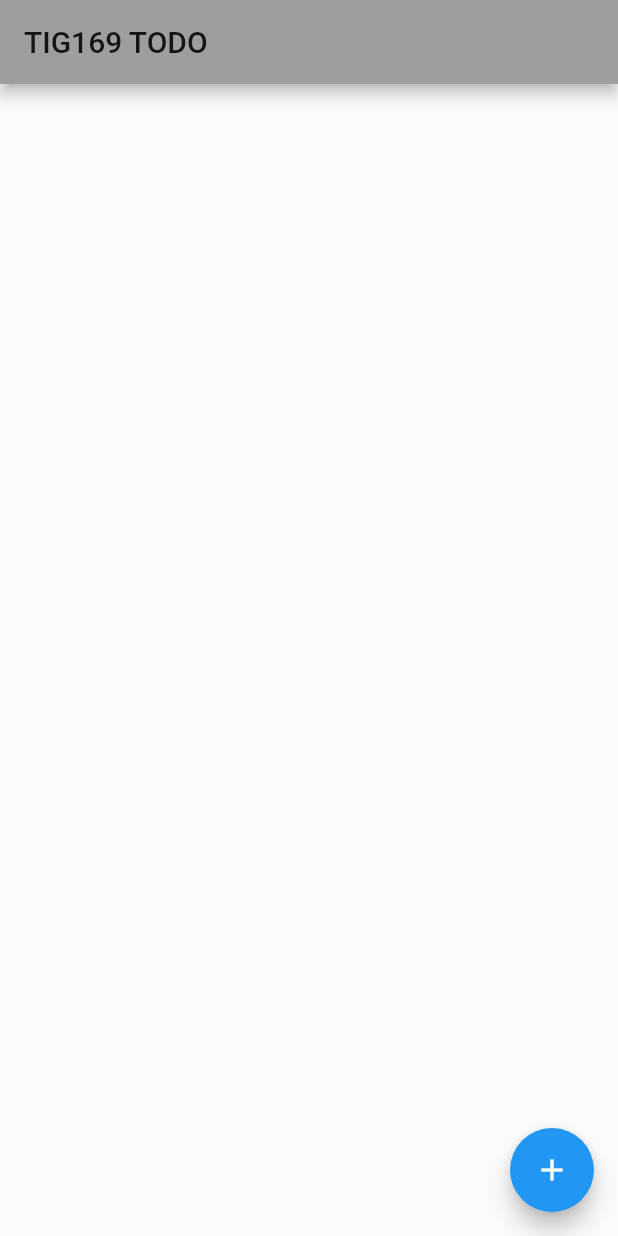
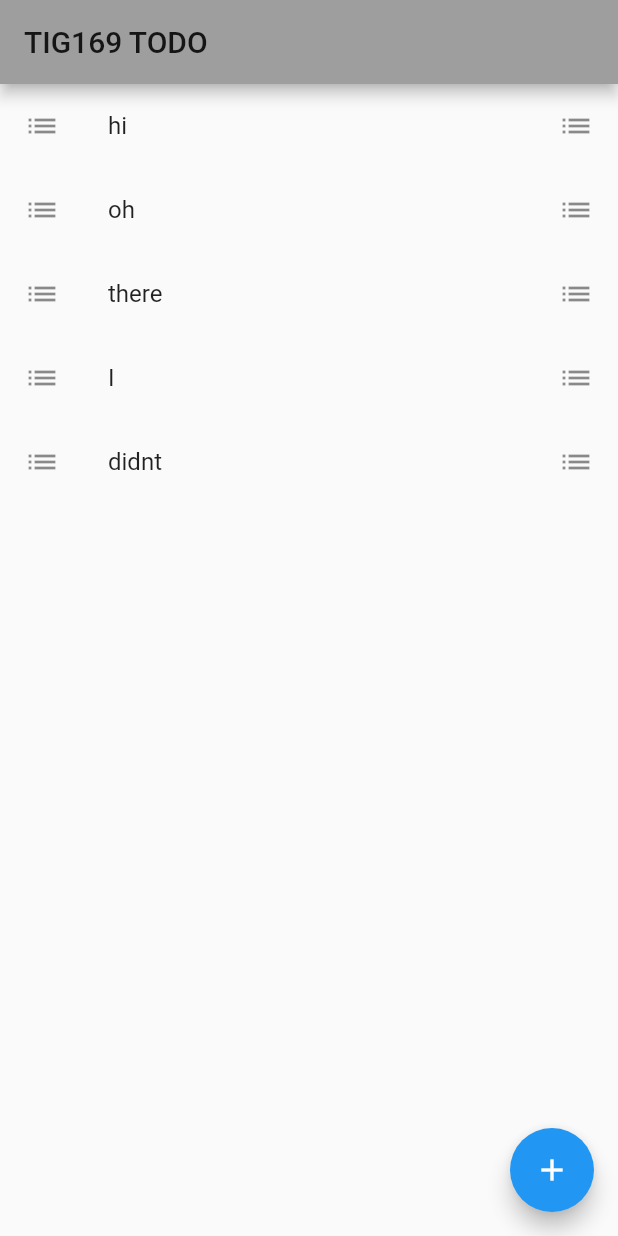
Before and after one commit to IngelaRossing/flutterAssignment, a Flutter app: the screen it shows after launch, on a phone screen of 412 x 824 dp. Run offline on Flutter 3.47's test engine with Material 2 defaults, Android fonts, the phone set to English and light mode, and no system bars.

Commit message:
Added a ListView

```diff
--- a/lib/main.dart
+++ b/lib/main.dart
@@ -1,25 +1,53 @@
 import 'package:flutter/material.dart';
 
 void main() {
-  runApp(MyApp());
+  runApp(TodoApp());
 }
 
-class MyApp extends StatelessWidget {
+// A page where we display all of our items
+class TodoApp extends StatelessWidget {
   @override
   Widget build(BuildContext context) {
-    return MaterialApp(
-        title: 'My app',
+    return new MaterialApp(
+      title: 'Todo List',
       theme: ThemeData(
         primaryColor: Colors.grey,
       ),
-        home: Scaffold(
+      // A view of list that can change
+      home: TodoList()
+    );
+  }
+}
+
+class TodoList extends StatefulWidget {
+  @override
+  createState() => TodoListState();
+}
+
+class TodoListState extends State<TodoList> {
+
+  List<String> todos = ['hi', 'oh', 'there', 'I', 'didnt'];
+
+  @override
+  Widget build(BuildContext context) {
+    return Scaffold(
       appBar: AppBar(
         title: const Text('TIG169 TODO'),
       ),
       floatingActionButton: FloatingActionButton(
-            //onPressed:
+        //onPressed: go to AddItemPage
         child: const Icon(Icons.add),
       ),
-        ));
+      body: ListView.builder(
+        itemCount: todos.length,
+        itemBuilder: (BuildContext context,int index){
+          return ListTile(
+            leading: Icon(Icons.list),
+            title: Text("${todos[index]}") ,
+            trailing: Icon(Icons.list),
+          );
+        }
+      ),
+    );
   }
 }
```
Lines whose indentation alone changed are shown as unchanged.
